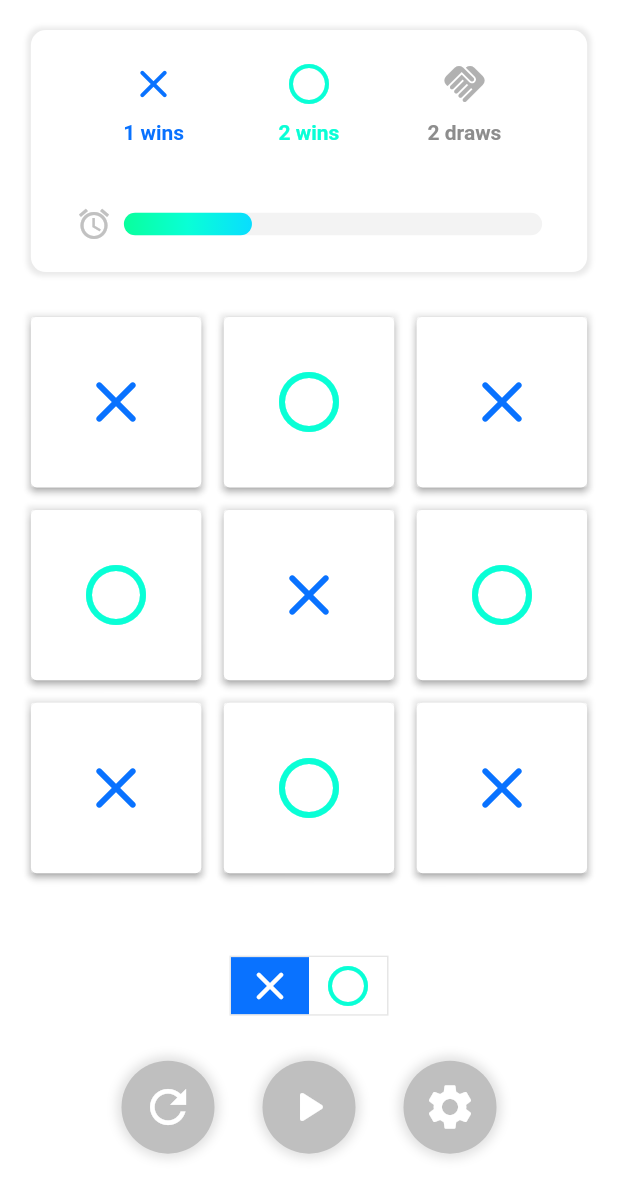
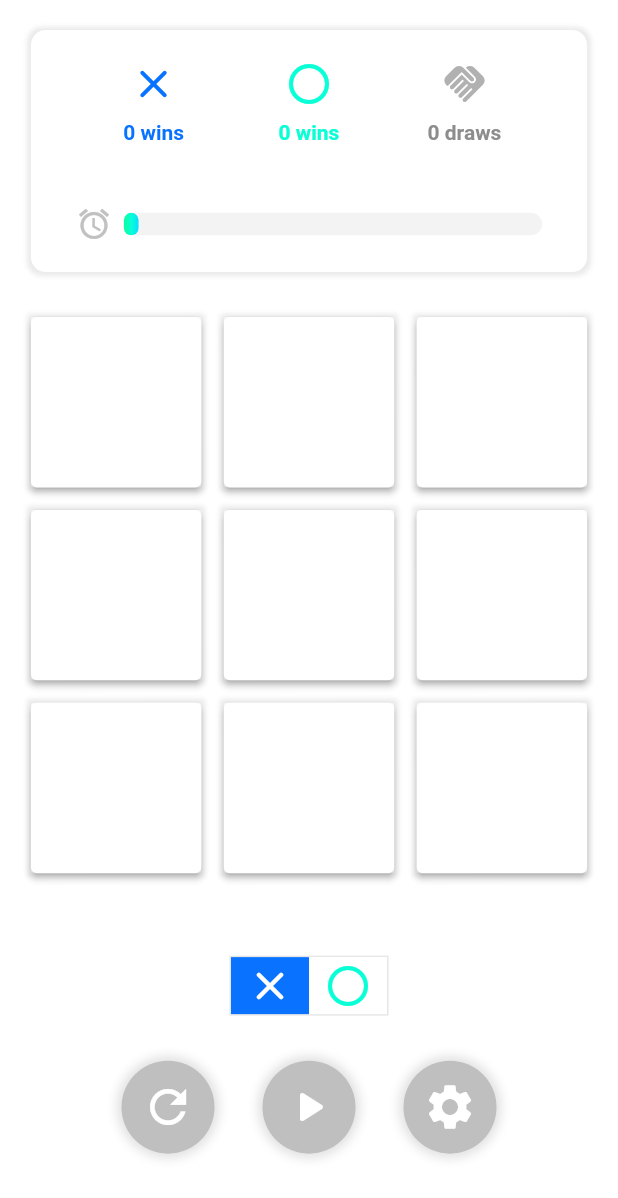
Before and after one commit to Duranovic/Tick-Toe, a Flutter app: the Game screen opened by its route, after a tap on the "refresh" icon, on a phone screen of 412 x 824 dp. Shown: the top 1198 px of the screen. Run offline on Flutter 3.47's test engine with Material 2 defaults, Android fonts, the light colour scheme and no system bars; our stand-ins replace go_router.

Commit message:
Implementing state - notifier, reseting game and timer bar infinite

```diff
--- /dev/null
+++ b/lib/src/features/game/domain/game.enum.dart
@@ -0,0 +1,4 @@
+enum Player {
+  x,
+  o,
+}
--- /dev/null
+++ b/lib/src/features/game/domain/game.model.dart
@@ -0,0 +1,19 @@
+import 'game.enum.dart';
+
+class GameState {
+  late List<Player?> gameFields;
+  late Player playerTurn;
+  late int tickWins;
+  late int toeWins;
+  late int draws;
+  late double timerValue;
+
+  GameState() {
+    gameFields = List.filled(9, null);
+    playerTurn = Player.x;
+    tickWins = 0;
+    toeWins = 0;
+    draws = 0;
+    timerValue = 0;
+  }
+}
--- a/lib/src/features/game/presentation/game.dart
+++ b/lib/src/features/game/presentation/game.dart
@@ -1,8 +1,36 @@
 import 'package:flutter/material.dart';
+import 'package:tick_toe_flutter/src/features/game/domain/game.enum.dart';
 import 'package:tick_toe_flutter/src/features/game/presentation/timer_loading_bar.dart';
+import 'package:tick_toe_flutter/src/state/game_notifier.dart';
 
-class Game extends StatelessWidget {
-  const Game({Key? key}) : super(key: key);
+import '../../../state/timer_notifier.dart';
+
+class Game extends StatefulWidget {
+  const Game({super.key});
+
+  @override
+  _GameState createState() => _GameState();
+}
+
+class _GameState extends State<Game> {
+  @override
+  void initState() {
+    super.initState();
+    timerNotifier.addListener(() {
+      gameNotifier.changePlayerTurn();
+      _updateComponent();
+    });
+  }
+
+  @override
+  void dispose() {
+    timerNotifier.removeListener(() {});
+    super.dispose();
+  }
+
+  void _updateComponent() {
+    setState(() {});
+  }
 
   @override
   Widget build(BuildContext context) {
@@ -36,16 +64,16 @@ class Game extends StatelessWidget {
                   children: [
                     Row(children: [
                       Expanded(
-                        child: Column(children: const [
-                          Icon(
+                        child: Column(children: [
+                          const Icon(
                             Icons.close_rounded,
                             color: Color(0xff0972FF),
                             size: 32,
                           ),
-                          SizedBox(height: 8),
+                          const SizedBox(height: 8),
                           Text(
-                            '1 wins',
-                            style: TextStyle(
+                            "${gameNotifier.value.tickWins} wins",
+                            style: const TextStyle(
                               fontSize: 14,
                               decoration: TextDecoration.none,
                               color: Color(0xff0972FF),
@@ -55,16 +83,16 @@ class Game extends StatelessWidget {
                         ]),
                       ),
                       Expanded(
-                        child: Column(children: const [
-                          Icon(
+                        child: Column(children: [
+                          const Icon(
                             Icons.circle_outlined,
                             color: Color(0xff09FFD6),
                             size: 32,
                           ),
-                          SizedBox(height: 8),
+                          const SizedBox(height: 8),
                           Text(
-                            '2 wins',
-                            style: TextStyle(
+                            "${gameNotifier.value.tickWins} wins",
+                            style: const TextStyle(
                               fontSize: 14,
                               decoration: TextDecoration.none,
                               color: Color(0xff09FFD6),
@@ -74,16 +102,16 @@ class Game extends StatelessWidget {
                         ]),
                       ),
                       Expanded(
-                        child: Column(children: const [
-                          Icon(
+                        child: Column(children: [
+                          const Icon(
                             Icons.handshake,
                             size: 32,
                             color: Color.fromARGB(255, 177, 177, 177),
                           ),
-                          SizedBox(height: 8),
+                          const SizedBox(height: 8),
                           Text(
-                            '2 draws',
-                            style: TextStyle(
+                            "${gameNotifier.value.draws} draws",
+                            style: const TextStyle(
                               fontSize: 14,
                               decoration: TextDecoration.none,
                               color: Color(0xff8D8D8D),
@@ -141,18 +169,23 @@ class Game extends StatelessWidget {
                     style: ElevatedButton.styleFrom(
                       backgroundColor: Colors.white,
                     ),
-                    onPressed: () => {},
-                    child: (index % 2 == 0)
+                    onPressed: () => {
+                      gameNotifier.playMove(index),
+                      _updateComponent(),
+                    },
+                    child: (gameNotifier.value.gameFields[index] == Player.x)
                         ? const Icon(
                             Icons.close_rounded,
                             color: Color(0xff0972FF),
                             size: 48,
                           )
-                        : const Icon(
-                            Icons.circle_outlined,
-                            color: Color(0xff09FFD6),
-                            size: 48,
-                          ),
+                        : (gameNotifier.value.gameFields[index] == Player.o)
+                            ? const Icon(
+                                Icons.circle_outlined,
+                                color: Color(0xff09FFD6),
+                                size: 48,
+                              )
+                            : Container(),
                   ),
                 );
               }),
@@ -181,23 +214,35 @@ class Game extends StatelessWidget {
                         ),
                         child: Row(
                           children: [
-                            Container(
+                            AnimatedContainer(
+                              duration: const Duration(milliseconds: 500),
                               padding: const EdgeInsets.symmetric(
                                   vertical: 3.0, horizontal: 10.0),
-                              color: const Color(0xff0972FF),
-                              child: const Icon(
+                              color: (gameNotifier.value.playerTurn == Player.x)
+                                  ? const Color(0xff0972FF)
+                                  : Colors.white,
+                              child: Icon(
                                 Icons.close_rounded,
-                                color: Colors.white,
+                                color:
+                                    (gameNotifier.value.playerTurn == Player.x)
+                                        ? Colors.white
+                                        : const Color(0xff0972FF),
                                 size: 32,
                               ),
                             ),
-                            Container(
+                            AnimatedContainer(
+                              duration: const Duration(milliseconds: 500),
                               padding: const EdgeInsets.symmetric(
                                   vertical: 3.0, horizontal: 10.0),
-                              color: Colors.white,
-                              child: const Icon(
+                              color: (gameNotifier.value.playerTurn == Player.o)
+                                  ? const Color(0xff09FFD6)
+                                  : Colors.white,
+                              child: Icon(
                                 Icons.circle_outlined,
-                                color: Color(0xff09FFD6),
+                                color:
+                                    (gameNotifier.value.playerTurn == Player.o)
+                                        ? Colors.white
+                                        : const Color(0xff09FFD6),
                                 size: 32,
                               ),
                             ),
@@ -226,7 +271,10 @@ class Game extends StatelessWidget {
                         ),
                         padding: const EdgeInsets.all(5),
                         child: IconButton(
-                          onPressed: () => {},
+                          onPressed: () => {
+                            gameNotifier.resetGame(),
+                            _updateComponent(),
+                          },
                           icon: const Icon(Icons.refresh),
                           iconSize: 36,
                           color: Colors.white,
--- a/lib/src/features/game/presentation/timer_loading_bar.dart
+++ b/lib/src/features/game/presentation/timer_loading_bar.dart
@@ -1,4 +1,7 @@
 import 'package:flutter/material.dart';
+import 'package:tick_toe_flutter/src/state/game_notifier.dart';
+
+import '../../../state/timer_notifier.dart';
 
 class TimerLoadingBar extends StatefulWidget {
   final int duration;
@@ -14,6 +17,11 @@ class _TimerLoadingBarState extends State<TimerLoadingBar>
   late AnimationController _controller;
   late Animation<double> _animation;
 
+  void resetTimer() {
+    _controller.reset();
+    _controller.forward();
+  }
+
   @override
   void initState() {
     super.initState();
@@ -28,13 +36,27 @@ class _TimerLoadingBarState extends State<TimerLoadingBar>
     ).drive(Tween<double>(begin: 0.0, end: 1.0));
 
     _animation.addListener(() {
-      setState(() {});
+      setState(() {
+        // gameNotifier.value.timerValue = _animation.value;
+      });
+    });
+
+    _animation.addStatusListener((status) {
+      if (status == AnimationStatus.completed) {
+        timerNotifier.restartTimer();
+        resetTimer();
+      }
+    });
+
+    timerNotifier.addListener(() {
+      resetTimer();
     });
   }
 
   @override
   void dispose() {
     _controller.dispose();
+    timerNotifier.removeListener(() {});
     super.dispose();
   }
 
--- /dev/null
+++ b/lib/src/state/game_notifier.dart
@@ -0,0 +1,44 @@
+import 'package:flutter/cupertino.dart';
+import 'package:tick_toe_flutter/src/features/game/domain/game.enum.dart';
+import 'package:tick_toe_flutter/src/features/game/domain/game.model.dart';
+import 'package:tick_toe_flutter/src/state/timer_notifier.dart';
+
+class GameNotifier extends ValueNotifier<GameState> {
+  GameNotifier(GameState value) : super(value);
+
+  void incrementDraws() {
+    value.draws++;
+    notifyListeners();
+  }
+
+  void incrementTickWins() {
+    value.tickWins++;
+    notifyListeners();
+  }
+
+  void incrementToeWins() {
+    value.toeWins++;
+    notifyListeners();
+  }
+
+  void playMove(int index) {
+    if (value.gameFields[index] == null) {
+      value.gameFields[index] = value.playerTurn;
+      timerNotifier.restartTimer();
+      notifyListeners();
+    }
+  }
+
+  void changePlayerTurn() {
+    value.playerTurn = (value.playerTurn == Player.x ? Player.o : Player.x);
+    notifyListeners();
+  }
+
+  void resetGame() {
+    value = GameState();
+    timerNotifier.restartTimer();
+    notifyListeners();
+  }
+}
+
+final gameNotifier = GameNotifier(GameState());
--- /dev/null
+++ b/lib/src/state/timer_notifier.dart
@@ -0,0 +1,12 @@
+import 'package:flutter/cupertino.dart';
+
+class TimerNotifier extends ValueNotifier<bool> {
+  TimerNotifier(bool value) : super(value);
+
+  void restartTimer() {
+    value = true;
+    notifyListeners();
+  }
+}
+
+final timerNotifier = TimerNotifier(false);
```
